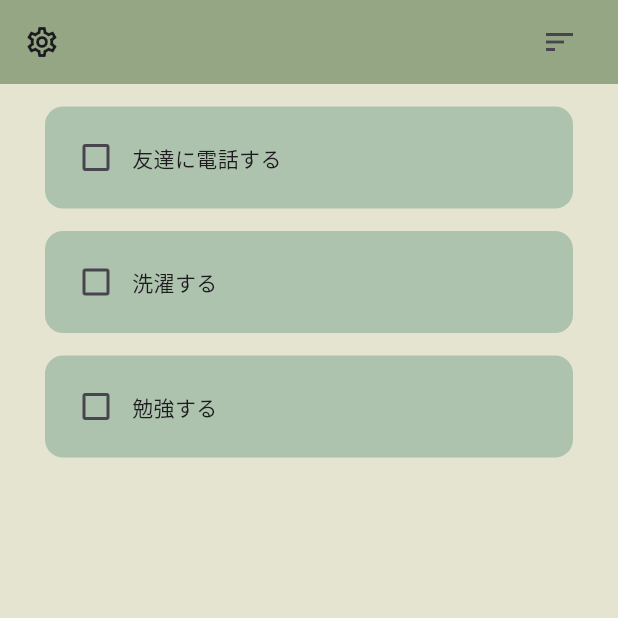
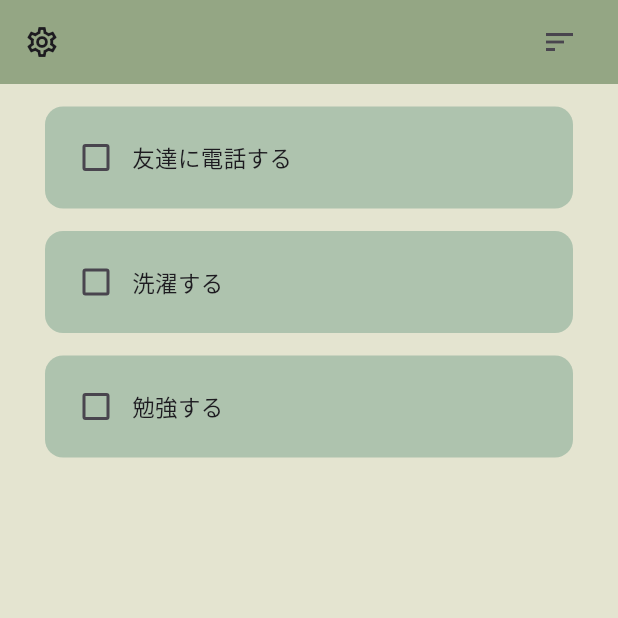
Before and after one commit to ten66/simple_todo_app, a Flutter app: the screen it shows after launch, on a phone screen of 412 x 824 dp, the top half of it. Run offline on Flutter 3.47's test engine with Material 2 defaults, Android fonts, the phone set to English and light mode, and no system bars.

Commit message:
style: #1 fontSizeの変更

```diff
--- a/lib/widgets/task_card.dart
+++ b/lib/widgets/task_card.dart
@@ -37,6 +37,7 @@ class TaskCard extends StatelessWidget {
             Text(
               taskName,
               style: TextStyle(
+                fontSize: 15,
                 decoration: taskCompleted
                     ? TextDecoration.lineThrough
                     : TextDecoration.none,
```
